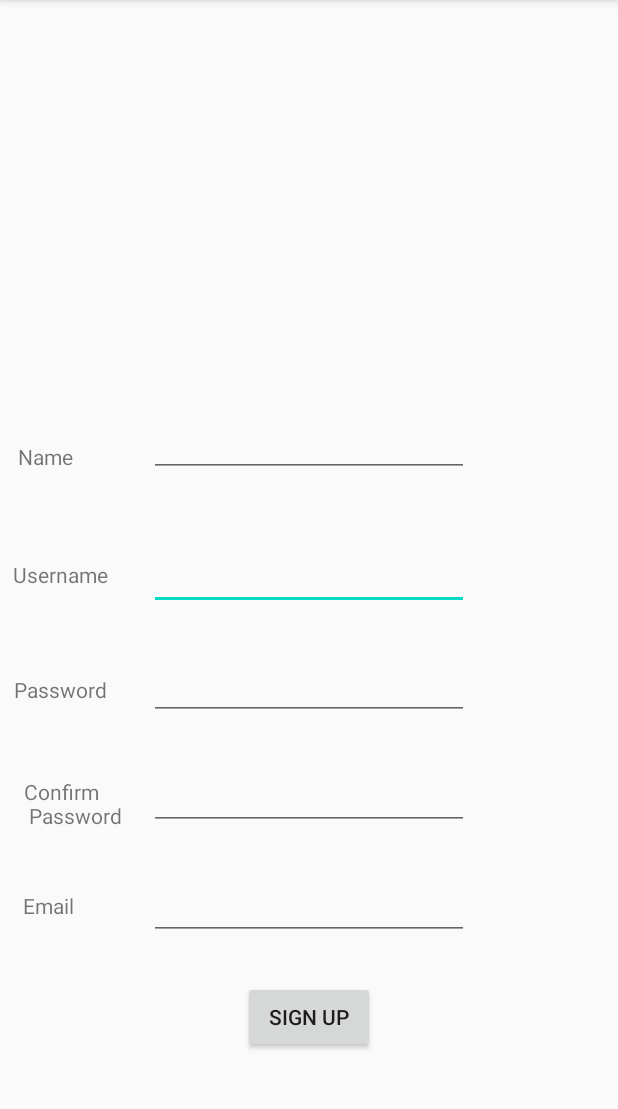
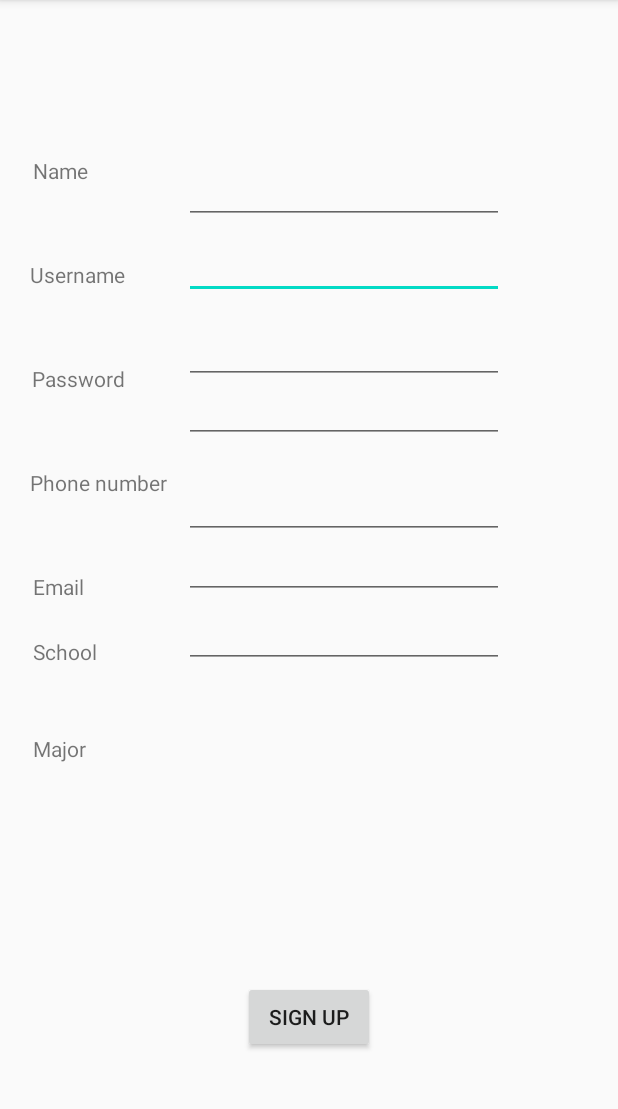
Before and after one commit to dorawyy/321-ubclivemap, an Android app: the SignUpActivity screen opened directly, with no data from a screen before it, on a phone screen of 412 x 824 dp, the part 84-1193 px from its top. Run offline under Robolectric (Android 15) with nearby library versions, the phone set to English and light mode, and no system bars; our stand-ins replace Volley; network calls fail.

Commit message:
course list added

```diff
--- a/app/src/main/java/com/cpen321/ubclocationbroadcaster/MainActivity.java
+++ b/app/src/main/java/com/cpen321/ubclocationbroadcaster/MainActivity.java
@@ -43,11 +43,9 @@
         sign_in_btn.setOnClickListener(new View.OnClickListener() {
             @Override
             public void onClick(View v) {
-                Intent sign_in_Intent = new Intent(MainActivity.this, ProfileActivity.class);
-                startActivity(sign_in_Intent);
+                //Intent sign_in_Intent = new Intent(MainActivity.this, ProfileActivity.class);
+                //startActivity(sign_in_Intent);
                 Log.d("sign in button", "sign in button has been clicked");
-                //TODO: if the credentials are incorrect, don't go to the next page
-                //TODO: GET request for credentials
                 //TODO: use mySkeleton if it works for volley request
                 //TODO: insert the server url
                 String URL = "http://10.0.2.2:3000/users/login";
@@ -67,6 +65,8 @@
                         new Response.Listener<JSONObject> (){
                             @Override
                             public void onResponse(JSONObject response){
+                                Intent sign_in_Intent = new Intent(MainActivity.this, ProfileActivity.class);
+                                startActivity(sign_in_Intent);
                                 try {
                                     boolean successVal = (boolean) response.get("success"); // check if user signed in successfully
                                     String stat = response.get("status").toString(); // get status
--- a/app/src/main/java/com/cpen321/ubclocationbroadcaster/ProfileActivity.java
+++ b/app/src/main/java/com/cpen321/ubclocationbroadcaster/ProfileActivity.java
@@ -60,7 +60,7 @@
             @Override
             public void onItemSelected(AdapterView<?> parent, View view, int position, long id) {
 
-                String result = mySpinner.getOnItemSelectedListener().toString();
+                String result = mySpinner.getSelectedItem().toString();
                 //for M6 we only have 10 cpen courses
                 switch (position){
                     case 0:
@@ -107,9 +107,6 @@
 
         final RequestQueue requestQueue = Volley.newRequestQueue(this);
 
-        Gson g = new Gson();
-        String course_list_j = g.toJson(course_list);
-
         //done button setup
         done_btn = findViewById(R.id.course_page_done_button);
         done_btn.setOnClickListener(new View.OnClickListener() {
@@ -121,15 +118,27 @@
 
         //TODO:url here
         String URL = "http://";
+        String course1 = course_list.get(0).toString();
+        String course2 = course_list.get(1).toString();
+        String course3 = course_list.get(2).toString();
+        String course4 = course_list.get(3).toString();
+        String course5 = course_list.get(4).toString();
 
+        JSONArray jsnReq = new JSONArray();
+        jsnReq.put(course1);
+        jsnReq.put(course2);
+        jsnReq.put(course3);
+        jsnReq.put(course4);;
+        jsnReq.put(course5);
 
-        JsonArrayRequest json_obj = new JsonArrayRequest(Request.Method.POST, URL, null,
+        JsonArrayRequest json_obj = new JsonArrayRequest(Request.Method.POST, URL, jsnReq,
                 new Response.Listener<JSONArray> (){
                     @Override
                     public void onResponse(JSONArray response){
                         for (int i = 0; i < response.length(); i++){
                         try {
                             JSONObject jsonObj = response.getJSONObject(i);
+
                             //for M6 it only sends 5 courses to the DB
                             String course1 = jsonObj.getString("Course 1");
                             String course2 = jsonObj.getString("Course 2");
--- a/app/src/main/java/com/cpen321/ubclocationbroadcaster/SignUpActivity.java
+++ b/app/src/main/java/com/cpen321/ubclocationbroadcaster/SignUpActivity.java
@@ -2,7 +2,6 @@
 
 import androidx.appcompat.app.AppCompatActivity;
 
-import android.content.Context;
 import android.content.Intent;
 import android.os.Bundle;
 import android.util.Log;
@@ -13,12 +12,9 @@
 import android.widget.Toast;
 
 import com.android.volley.Request;
-import com.android.volley.RequestQueue;
 import com.android.volley.Response;
 import com.android.volley.VolleyError;
 import com.android.volley.toolbox.JsonObjectRequest;
-import com.android.volley.toolbox.StringRequest;
-import com.android.volley.toolbox.Volley;
 
 import org.json.JSONException;
 import org.json.JSONObject;
@@ -31,10 +27,11 @@
     private EditText name;
     private EditText username;
     private EditText password;
-    private EditText re_enter_password;
+    private EditText phone_number;
     private EditText email;
+    private EditText school;
+    private EditText major;
     private Button sign_up_btn;
-    private ImageView profile_pic;
     final String URL = "http://10.0.2.2:3000/users/register";
 
     @Override
@@ -42,12 +39,13 @@
         super.onCreate(savedInstanceState);
         setContentView(R.layout.activity_sign_up);
 
-        profile_pic = findViewById(R.id.sign_up_image_view);
         name = findViewById((R.id.sign_up_name_button));
         username = findViewById(R.id.sign_up_username_button);
         password = findViewById(R.id.sign_up_password_button);
-        re_enter_password = findViewById(R.id.sign_up_password_button2);
+        phone_number = findViewById(R.id.phone_number_button);
         email = findViewById(R.id.sign_up_email_button);
+        school = findViewById(R.id.school_button);
+        major = findViewById(R.id.major_button);
         sign_up_btn = findViewById(R.id.sign_up_button);
 
         sign_up_btn.setOnClickListener(new View.OnClickListener() {
@@ -60,10 +58,22 @@
                 // format request
                 String inputUsername = username.getText().toString();
                 String inputPassword = password.getText().toString();
+                String inputName = name.getText().toString();
+                String inputPhone = phone_number.getText().toString();
+                String inputEmail = email.getText().toString();
+                String inputSchool = school.getText().toString();
+                String inputMajor = major.getText().toString();
+
                 JSONObject jsnReq = new JSONObject();
                 try {
                     jsnReq.put("name", inputUsername);
                     jsnReq.put("password", inputPassword);
+                    jsnReq.put("username", inputName);
+                    jsnReq.put("email", inputEmail);
+                    jsnReq.put("phone number", inputPhone);
+                    jsnReq.put("school", inputSchool);
+                    jsnReq.put("major", inputMajor);
+
                 } catch (JSONException e) {
                     e.printStackTrace();
                 }
@@ -72,6 +82,8 @@
                         new Response.Listener<JSONObject> (){
                             @Override
                             public void onResponse(JSONObject response){
+                                //Intent signUpIntent = new Intent(SignUpActivity.this, ProfileActivity.class);
+                                //startActivity(signUpIntent);
                                 try {
                                     boolean successVal = (boolean) response.get("success");
                                     String stat = response.get("status").toString();
--- a/app/src/main/res/layout/activity_profile.xml
+++ b/app/src/main/res/layout/activity_profile.xml
@@ -48,8 +48,8 @@
         android:text="Course List:"
         app:layout_constraintBottom_toTopOf="@+id/course_list"
         app:layout_constraintEnd_toEndOf="parent"
-        app:layout_constraintHorizontal_bias="0.155"
+        app:layout_constraintHorizontal_bias="0.163"
         app:layout_constraintStart_toStartOf="parent"
         app:layout_constraintTop_toTopOf="parent"
-        app:layout_constraintVertical_bias="0.929" />
+        app:layout_constraintVertical_bias="1.0" />
 </androidx.constraintlayout.widget.ConstraintLayout>
--- a/app/src/main/res/layout/activity_sign_up.xml
+++ b/app/src/main/res/layout/activity_sign_up.xml
@@ -7,49 +7,74 @@
     android:layout_height="match_parent"
     tools:context=".SignUpActivity">
 
+    <TextView
+        android:id="@+id/textView9"
+        android:layout_width="wrap_content"
+        android:layout_height="wrap_content"
+        android:text="@string/sign_up_major"
+        app:layout_constraintBottom_toBottomOf="parent"
+        app:layout_constraintEnd_toEndOf="parent"
+        app:layout_constraintHorizontal_bias="0.058"
+        app:layout_constraintStart_toStartOf="parent"
+        app:layout_constraintTop_toTopOf="parent"
+        app:layout_constraintVertical_bias="0.654" />
+
     <EditText
         android:id="@+id/sign_up_username_button"
         android:layout_width="wrap_content"
         android:layout_height="wrap_content"
+        android:layout_marginTop="150dp"
         android:ems="10"
         android:inputType="textPersonName"
         app:layout_constraintBottom_toBottomOf="parent"
         app:layout_constraintEnd_toEndOf="parent"
+        app:layout_constraintHorizontal_bias="0.616"
         app:layout_constraintStart_toStartOf="parent"
-        app:layout_constraintTop_toTopOf="parent" />
+        app:layout_constraintTop_toTopOf="parent"
+        app:layout_constraintVertical_bias="0.007" />
+
+    <EditText
+        android:id="@+id/sign_up_name_button"
+        android:layout_width="wrap_content"
+        android:layout_height="wrap_content"
+        android:layout_marginTop="100dp"
+        android:ems="10"
+        android:inputType="textPersonName"
+        app:layout_constraintBottom_toBottomOf="parent"
+        app:layout_constraintEnd_toEndOf="parent"
+        app:layout_constraintHorizontal_bias="0.616"
+        app:layout_constraintStart_toStartOf="parent"
+        app:layout_constraintTop_toTopOf="parent"
+        app:layout_constraintVertical_bias="0.006" />
 
     <EditText
         android:id="@+id/sign_up_password_button"
         android:layout_width="wrap_content"
         android:layout_height="wrap_content"
+        android:layout_marginTop="200dp"
         android:ems="10"
         android:inputType="textPassword"
-        app:layout_constraintBottom_toTopOf="@+id/sign_up_password_button2"
+        app:layout_constraintBottom_toBottomOf="parent"
         app:layout_constraintEnd_toEndOf="parent"
+        app:layout_constraintHorizontal_bias="0.616"
         app:layout_constraintStart_toStartOf="parent"
-        app:layout_constraintTop_toBottomOf="@+id/sign_up_username_button" />
-
-    <EditText
-        android:id="@+id/sign_up_password_button2"
-        android:layout_width="wrap_content"
-        android:layout_height="wrap_content"
-        android:ems="10"
-        android:inputType="textPassword"
-        app:layout_constraintBottom_toTopOf="@+id/sign_up_button"
-        app:layout_constraintEnd_toEndOf="parent"
-        app:layout_constraintStart_toStartOf="parent"
-        app:layout_constraintTop_toBottomOf="@+id/sign_up_username_button" />
+        app:layout_constraintTop_toTopOf="parent"
+        app:layout_constraintVertical_bias="0.021" />
 
     <EditText
         android:id="@+id/sign_up_email_button"
         android:layout_width="wrap_content"
         android:layout_height="wrap_content"
+        android:layout_marginTop="300dp"
+        android:layout_marginBottom="160dp"
         android:ems="10"
         android:inputType="textEmailAddress"
         app:layout_constraintBottom_toTopOf="@+id/sign_up_button"
         app:layout_constraintEnd_toEndOf="parent"
+        app:layout_constraintHorizontal_bias="0.616"
         app:layout_constraintStart_toStartOf="parent"
-        app:layout_constraintTop_toBottomOf="@+id/sign_up_password_button2" />
+        app:layout_constraintTop_toTopOf="parent"
+        app:layout_constraintVertical_bias="0.093" />
 
     <Button
         android:id="@+id/sign_up_button"
@@ -62,85 +87,136 @@
         app:layout_constraintTop_toTopOf="parent"
         app:layout_constraintVertical_bias="0.908" />
 
-    <ImageView
-        android:id="@+id/sign_up_image_view"
-        android:layout_width="wrap_content"
-        android:layout_height="wrap_content"
-        app:layout_constraintBottom_toTopOf="@+id/sign_up_username_button"
-        app:layout_constraintEnd_toEndOf="parent"
-        app:layout_constraintStart_toStartOf="parent"
-        app:layout_constraintTop_toTopOf="parent"
-        tools:srcCompat="@tools:sample/avatars" />
-
-    <EditText
-        android:id="@+id/sign_up_name_button"
-        android:layout_width="wrap_content"
-        android:layout_height="wrap_content"
-        android:ems="10"
-        android:inputType="textPersonName"
-        app:layout_constraintBottom_toTopOf="@+id/sign_up_username_button"
-        app:layout_constraintEnd_toEndOf="parent"
-        app:layout_constraintStart_toStartOf="parent"
-        app:layout_constraintTop_toBottomOf="@+id/sign_up_image_view"
-        app:layout_constraintVertical_bias="0.679" />
-
     <TextView
         android:id="@+id/textView4"
         android:layout_width="wrap_content"
         android:layout_height="wrap_content"
+        android:layout_marginTop="100dp"
         android:text="Name"
         app:layout_constraintBottom_toBottomOf="parent"
         app:layout_constraintEnd_toStartOf="@+id/sign_up_name_button"
-        app:layout_constraintHorizontal_bias="0.195"
+        app:layout_constraintHorizontal_bias="0.252"
         app:layout_constraintStart_toStartOf="parent"
         app:layout_constraintTop_toTopOf="parent"
-        app:layout_constraintVertical_bias="0.394" />
+        app:layout_constraintVertical_bias="0.006" />
 
     <TextView
         android:id="@+id/textView5"
         android:layout_width="wrap_content"
         android:layout_height="wrap_content"
+        android:layout_marginTop="50dp"
         android:text="Username"
         app:layout_constraintBottom_toBottomOf="parent"
         app:layout_constraintEnd_toStartOf="@+id/sign_up_username_button"
-        app:layout_constraintHorizontal_bias="0.246"
+        app:layout_constraintHorizontal_bias="0.333"
         app:layout_constraintStart_toStartOf="parent"
         app:layout_constraintTop_toBottomOf="@+id/textView4"
-        app:layout_constraintVertical_bias="0.136" />
+        app:layout_constraintVertical_bias="0.0" />
 
     <TextView
         android:id="@+id/textView6"
         android:layout_width="wrap_content"
         android:layout_height="wrap_content"
+        android:layout_marginTop="50dp"
         android:text="Password"
         app:layout_constraintBottom_toBottomOf="parent"
         app:layout_constraintEnd_toStartOf="@+id/sign_up_password_button"
-        app:layout_constraintHorizontal_bias="0.243"
+        app:layout_constraintHorizontal_bias="0.354"
         app:layout_constraintStart_toStartOf="parent"
         app:layout_constraintTop_toBottomOf="@+id/textView5"
-        app:layout_constraintVertical_bias="0.161" />
+        app:layout_constraintVertical_bias="0.0" />
 
     <TextView
         android:id="@+id/textView7"
         android:layout_width="wrap_content"
         android:layout_height="wrap_content"
-        android:text="@string/sign_up_password2"
+        android:layout_marginTop="50dp"
+        android:text="@string/sign_up_phone_number"
         app:layout_constraintBottom_toBottomOf="parent"
-        app:layout_constraintEnd_toEndOf="@+id/sign_up_password_button2"
-        app:layout_constraintHorizontal_bias="0.064"
+        app:layout_constraintEnd_toEndOf="parent"
+        app:layout_constraintHorizontal_bias="0.062"
         app:layout_constraintStart_toStartOf="parent"
         app:layout_constraintTop_toBottomOf="@+id/textView6"
-        app:layout_constraintVertical_bias="0.184" />
+        app:layout_constraintVertical_bias="0.0" />
+
+    <EditText
+        android:id="@+id/major_button"
+        android:layout_width="wrap_content"
+        android:layout_height="wrap_content"
+        android:layout_marginTop="400dp"
+        android:ems="10"
+        android:inputType="textPersonName"
+        app:layout_constraintBottom_toBottomOf="parent"
+        app:layout_constraintEnd_toEndOf="parent"
+        app:layout_constraintHorizontal_bias="0.616"
+        app:layout_constraintStart_toStartOf="parent"
+        app:layout_constraintTop_toTopOf="parent"
+        app:layout_constraintVertical_bias="0.0" />
+
+    <EditText
+        android:id="@+id/phone_number_button"
+        android:layout_width="wrap_content"
+        android:layout_height="wrap_content"
+        android:layout_marginTop="250dp"
+        android:ems="10"
+        android:inputType="phone"
+        app:layout_constraintBottom_toBottomOf="parent"
+        app:layout_constraintEnd_toEndOf="parent"
+        app:layout_constraintHorizontal_bias="0.616"
+        app:layout_constraintStart_toStartOf="parent"
+        app:layout_constraintTop_toTopOf="parent"
+        app:layout_constraintVertical_bias="0.0" />
+
+    <EditText
+        android:id="@+id/school_button"
+        android:layout_width="wrap_content"
+        android:layout_height="wrap_content"
+        android:layout_marginTop="350dp"
+        android:ems="10"
+        android:inputType="textPersonName"
+        app:layout_constraintBottom_toBottomOf="parent"
+        app:layout_constraintEnd_toEndOf="parent"
+        app:layout_constraintHorizontal_bias="0.616"
+        app:layout_constraintStart_toStartOf="parent"
+        app:layout_constraintTop_toTopOf="parent"
+        app:layout_constraintVertical_bias="0.01" />
+
+    <TextView
+        android:id="@+id/textView10"
+        android:layout_width="wrap_content"
+        android:layout_height="wrap_content"
+        android:text="School"
+        app:layout_constraintBottom_toBottomOf="parent"
+        app:layout_constraintEnd_toEndOf="parent"
+        app:layout_constraintHorizontal_bias="0.059"
+        app:layout_constraintStart_toStartOf="parent"
+        app:layout_constraintTop_toTopOf="parent"
+        app:layout_constraintVertical_bias="0.567" />
+
+    <androidx.constraintlayout.widget.Guideline
+        android:id="@+id/guideline"
+        android:layout_width="wrap_content"
+        android:layout_height="wrap_content"
+        android:orientation="vertical"
+        app:layout_constraintGuide_begin="20dp" />
 
     <TextView
         android:id="@+id/textView8"
         android:layout_width="wrap_content"
         android:layout_height="wrap_content"
+        android:layout_marginTop="50dp"
         android:text="Email"
         app:layout_constraintBottom_toBottomOf="parent"
         app:layout_constraintEnd_toEndOf="parent"
-        app:layout_constraintHorizontal_bias="0.041"
+        app:layout_constraintHorizontal_bias="0.058"
         app:layout_constraintStart_toStartOf="parent"
-        app:layout_constraintTop_toTopOf="parent"
-        app:layout_constraintVertical_bias="0.793" />
+        app:layout_constraintTop_toBottomOf="@+id/textView7"
+        app:layout_constraintVertical_bias="0.0" />
+
+    <androidx.constraintlayout.widget.Guideline
+        android:id="@+id/guideline2"
+        android:layout_width="wrap_content"
+        android:layout_height="wrap_content"
+        android:orientation="vertical"
+        app:layout_constraintGuide_begin="20dp" />
 </androidx.constraintlayout.widget.ConstraintLayout>
--- a/app/src/main/res/values/strings.xml
+++ b/app/src/main/res/values/strings.xml
@@ -12,8 +12,9 @@
     <string name="sign_up_name">"Name"</string>
     <string name="sign_up_username">"Username"</string>
     <string name="sign_up_password">"Password"</string>
-    <string name="sign_up_password2">"Confirm\n Password"</string>
+    <string name="sign_up_phone_number">"Phone number"</string>
     <string name="sign_up_email">"Email"</string>
+    <string name="sign_up_major">"Major"</string>
     <string name="sign_up_done">"Sign Up"</string>
 
     //buttons for course selection page
```
